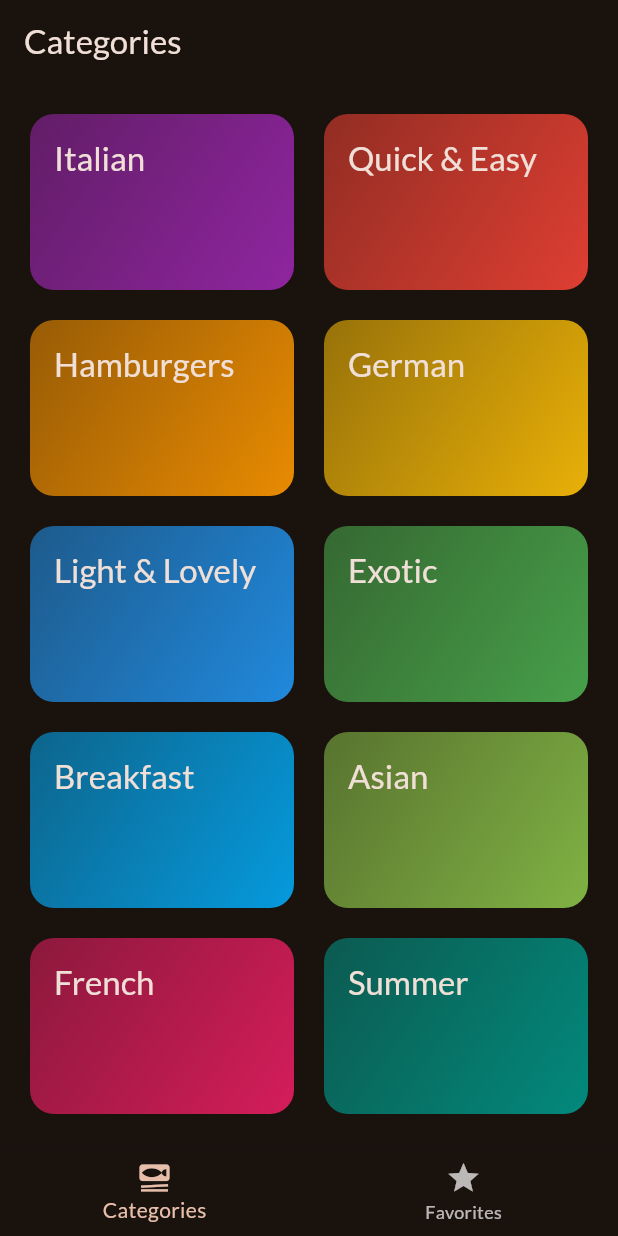
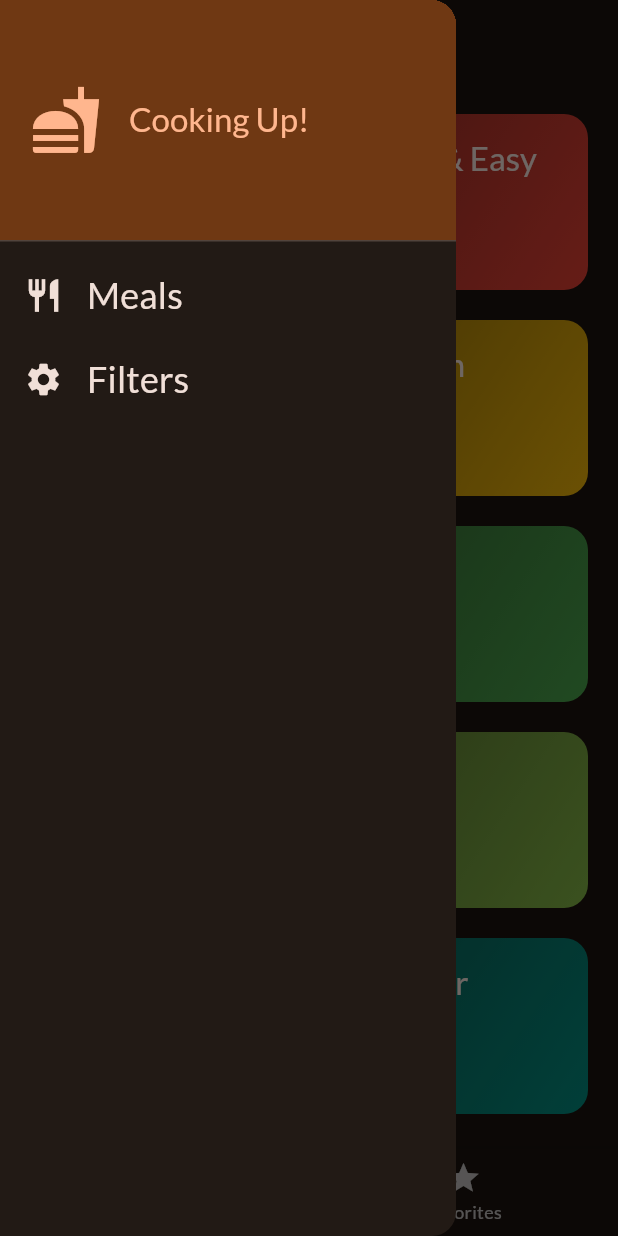
Before and after one commit to nelith-2002/Meals-Flutter-App, a Flutter app: the screen it shows after launch, with the side drawer open (before the commit the screen has no drawer), on a phone screen of 412 x 824 dp. Run offline on Flutter 3.47's test engine with Material 3 defaults, Android fonts, the phone set to English and light mode, and no system bars; our stand-ins replace google_fonts, transparent_image.

Commit message:
feat: implement meal filtering with drawer navigation

```diff
--- a/lib/screens/categories.dart
+++ b/lib/screens/categories.dart
@@ -6,12 +6,13 @@
 import 'package:meals_app/model/meals.dart';
 
 class Categories extends StatelessWidget {
-  const Categories({super.key ,required this.onToggleFavorite});
+  const Categories({super.key ,required this.onToggleFavorite , required this.availabeMeals});
 
  final void Function(Meal meal) onToggleFavorite;
+ final List<Meal> availabeMeals;
 
   void _selectCategory(BuildContext context, Category category) {
-    final filteredMeals = dummyMeals
+    final filteredMeals = availabeMeals
         .where((meal) => meal.categories.contains(category.id))
         .toList();
 
--- a/lib/screens/tabs.dart
+++ b/lib/screens/tabs.dart
@@ -1,7 +1,17 @@
 import 'package:flutter/material.dart';
+import 'package:meals_app/data/dummy_data.dart';
 import 'package:meals_app/screens/categories.dart';
+import 'package:meals_app/screens/filter.dart';
 import 'package:meals_app/screens/meals.dart';
 import 'package:meals_app/model/meals.dart';
+import 'package:meals_app/widgets/main_drawer.dart';
+
+const kInitialFilters = {
+  Filter.glutenFree: false,
+  Filter.lactoseFree: false,
+  Filter.vegan: false,
+  Filter.vegetarian: false,
+};
 
 class TabsScreen extends StatefulWidget {
   const TabsScreen({super.key});
@@ -15,6 +25,7 @@
 class _TabScreenState extends State<TabsScreen> {
   int _selectPageIndex = 0;
   final List<Meal> _favoriteMeals = [];
+  Map<Filter, bool> _selectedFilters = kInitialFilters;
 
   void _showInfoMessage(String message) {
     ScaffoldMessenger.of(context).clearSnackBars();
@@ -43,9 +54,42 @@
     });
   }
 
+  void _setScreen(String identifier) async {
+    Navigator.of(context).pop();
+    if (identifier == 'filters') {
+      final result = await Navigator.of(context).push<Map<Filter, bool>>(
+        MaterialPageRoute(
+          builder: (ctx) => FilterScreen(currentFilters: _selectedFilters),
+        ),
+      );
+
+      setState(() {
+        _selectedFilters = result ?? kInitialFilters;
+      });
+    }
+  }
+
   @override
   Widget build(BuildContext context) {
-    Widget activePage = Categories(onToggleFavorite: _toggleMealFavoriteStatus);
+    final availabeMeals = dummyMeals.where((meal) {
+      if (_selectedFilters[Filter.glutenFree]! && !meal.isGlutenFree) {
+        return false;
+      }
+      if (_selectedFilters[Filter.lactoseFree]! && !meal.isLactoseFree) {
+        return false;
+      }
+      if (_selectedFilters[Filter.vegetarian]! && !meal.isVegetarian) {
+        return false;
+      }
+      if (_selectedFilters[Filter.vegan]! && !meal.isVegan) {
+        return false;
+      }
+      return true;
+    }).toList();
+    Widget activePage = Categories(
+      onToggleFavorite: _toggleMealFavoriteStatus,
+      availabeMeals: availabeMeals,
+    );
     var activePageTitle = 'Categories';
 
     if (_selectPageIndex == 1) {
@@ -58,6 +102,7 @@
 
     return Scaffold(
       appBar: AppBar(title: Text(activePageTitle)),
+      drawer: MainDrawer(onSelectScreen: _setScreen),
       body: activePage,
       bottomNavigationBar: BottomNavigationBar(
         onTap: _selectPage,
--- /dev/null
+++ b/lib/widgets/main_drawer.dart
@@ -0,0 +1,80 @@
+import 'package:flutter/material.dart';
+
+class MainDrawer extends StatelessWidget {
+  const MainDrawer({super.key, required this.onSelectScreen});
+
+  final void Function(String indentifier) onSelectScreen;
+
+  @override
+  Widget build(BuildContext context) {
+    return Drawer(
+      child: Column(
+        children: [
+          DrawerHeader(
+            padding: EdgeInsets.all(20),
+            decoration: BoxDecoration(
+              gradient: LinearGradient(
+                colors: [
+                  Theme.of(context).colorScheme.primaryContainer,
+                  Theme.of(context).colorScheme.primaryContainer,
+                ],
+                begin: Alignment.topLeft,
+                end: Alignment.bottomRight,
+              ),
+            ),
+            child: Row(
+              children: [
+                Icon(
+                  Icons.fastfood,
+                  size: 48,
+                  color: Theme.of(context).colorScheme.primary,
+                ),
+                const SizedBox(width: 18),
+                Text(
+                  'Cooking Up!',
+                  style: Theme.of(context).textTheme.titleLarge!.copyWith(
+                    color: Theme.of(context).colorScheme.primary,
+                  ),
+                ),
+              ],
+            ),
+          ),
+          ListTile(
+            leading: Icon(
+              Icons.restaurant,
+              size: 26,
+              color: Theme.of(context).colorScheme.onSurface,
+            ),
+            title: Text(
+              'Meals',
+              style: Theme.of(context).textTheme.titleSmall!.copyWith(
+                color: Theme.of(context).colorScheme.onSurface,
+                fontSize: 24,
+              ),
+            ),
+            onTap: () {
+              onSelectScreen('meals');
+            },
+          ),
+          ListTile(
+            leading: Icon(
+              Icons.settings,
+              size: 26,
+              color: Theme.of(context).colorScheme.onSurface,
+            ),
+            title: Text(
+              'Filters',
+              style: Theme.of(context).textTheme.titleSmall!.copyWith(
+                color: Theme.of(context).colorScheme.onSurface,
+                fontSize: 24,
+              ),
+            ),
+            onTap: () {
+              onSelectScreen('filters');
+            },
+          ),
+        ],
+      ),
+    );
+  }
+}
```
Also changed, not shown: lib/screens/filter.dart (added, +158 -0 lines).
